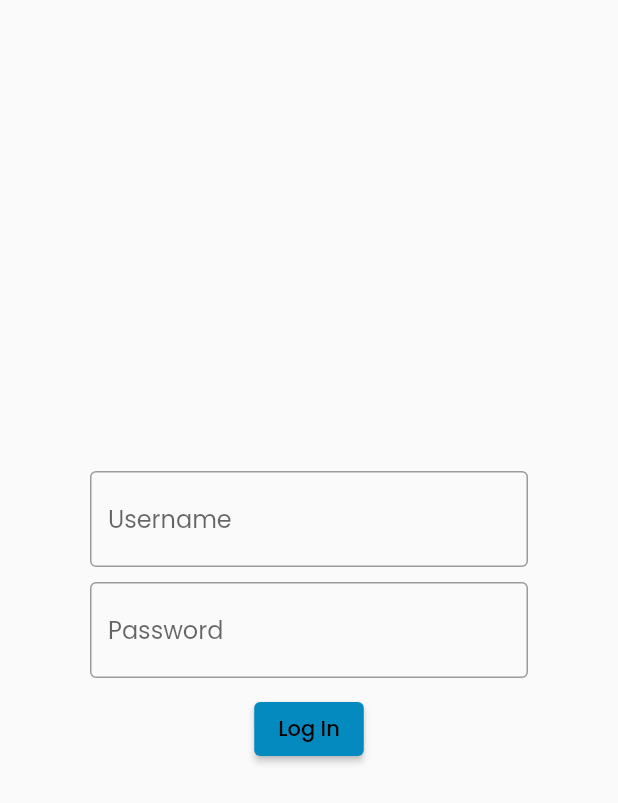
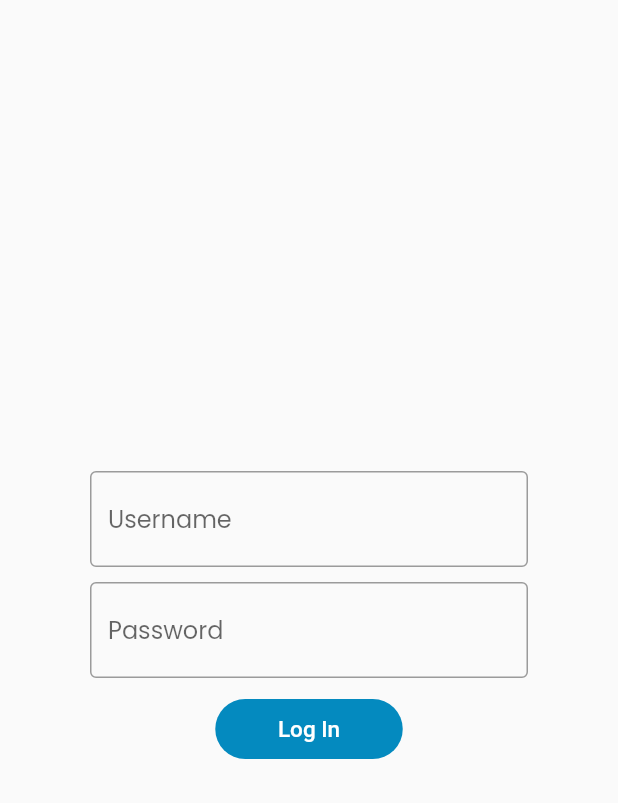
Before and after one commit to jennanatkinson/caregiver-app, a Flutter app: the LoginWidget screen opened directly with empty values, on a phone screen of 412 x 824 dp. Shown: the top 803 px of the screen. Run offline on Flutter 3.47's test engine with Material 2 defaults, Android fonts, the phone set to English and light mode, and no system bars.

Commit message:
Changed login button

```diff
--- a/lib/subwidgets/login/login_form_widget.dart
+++ b/lib/subwidgets/login/login_form_widget.dart
@@ -1,5 +1,6 @@
 import 'package:caregiver_app/dao/user_access_object.dart';
 import 'package:caregiver_app/string_library.dart';
+import 'package:caregiver_app/subwidgets/buttons/primary_custom_button.dart';
 import 'package:flutter/material.dart';
 
 class LoginFormWidget extends StatefulWidget {
@@ -59,7 +60,7 @@ class _LoginFormWidgetState extends State<LoginFormWidget> {
         // Padding between password text box and login button
         const SizedBox(height: 10),
         // Login button
-        ElevatedButton(
+        PrimaryCustomButton(
             onPressed: () {
               if (_key.currentState!.validate()) {
                 String? userId = widget._userAccessObject.verifyUser(
@@ -73,7 +74,7 @@ class _LoginFormWidgetState extends State<LoginFormWidget> {
                 }
               }
             },
-            child: Text(StringLibrary.getString('LOGIN', 'LOGIN_BUTTON')))
+            string: StringLibrary.getString('LOGIN', 'LOGIN_BUTTON'))
       ]),
     );
   }
```
